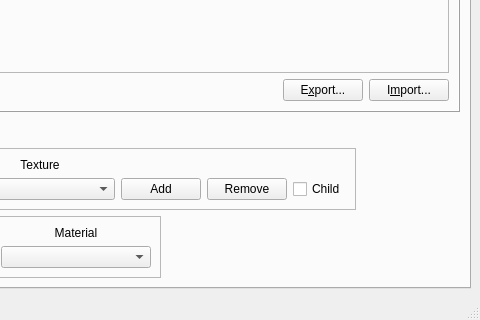
This is lib/design/Raging_tools.ui in adsl14/Raging-tools as Qt 5 draws it before an edit; both pictures show x 499 to 979 and y 533 to 853 of the 979 by 853 pixel window. The edited form follows.
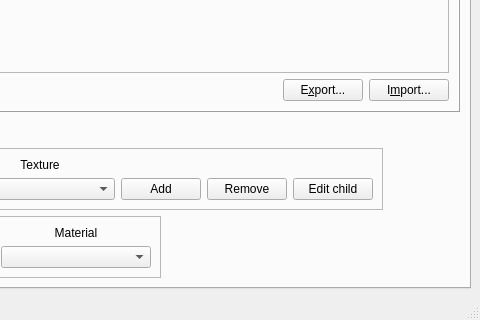
This is the edited form. Icons and pictures are not drawn.

Commit message: Support for material children edition

What changed in the file:
```diff
--- a/lib/design/Raging_tools.ui
+++ b/lib/design/Raging_tools.ui
@@ -677,21 +677,9 @@
             </widget>
            </item>
            <item row="3" column="9">
-            <widget class="QCheckBox" name="materialChildren">
-             <property name="enabled">
-              <bool>true</bool>
-             </property>
+            <widget class="QPushButton" name="editMaterialChildrenButton">
              <property name="text">
-              <string>Child</string>
-             </property>
-             <property name="checkable">
-              <bool>true</bool>
-             </property>
-             <property name="checked">
-              <bool>false</bool>
-             </property>
-             <property name="tristate">
-              <bool>false</bool>
+              <string>Edit child</string>
              </property>
             </widget>
            </item>
```
Left out of the diff: 90 changed lines with no effect on the pictures. The commit also changes 8 other files.
